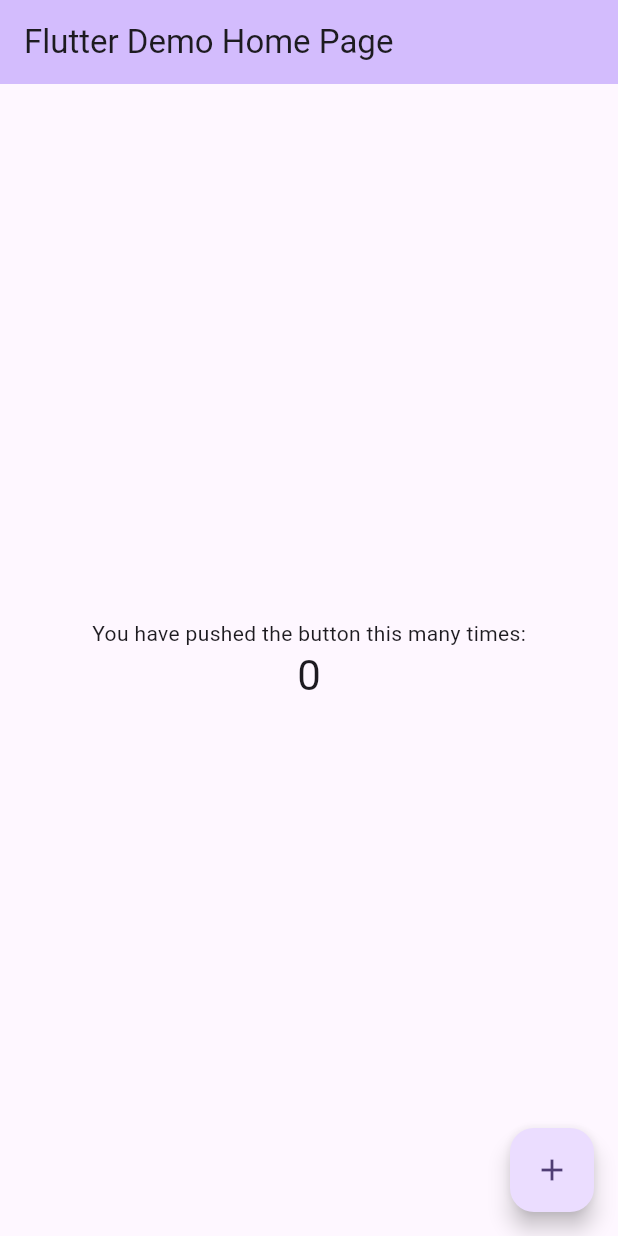
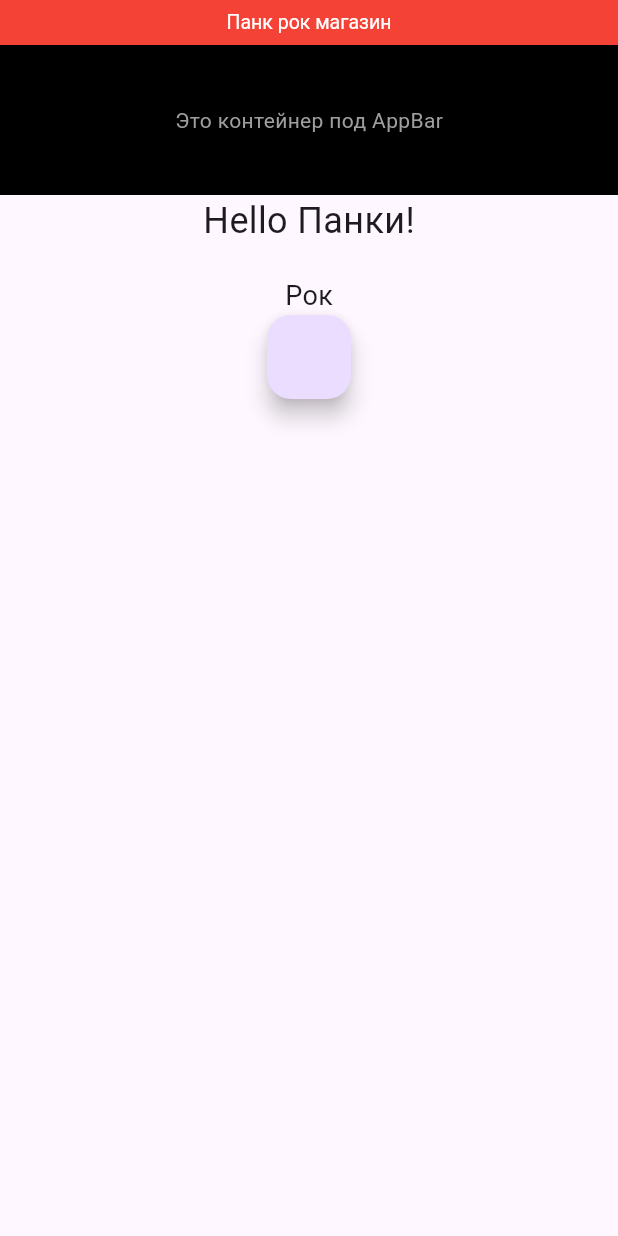
Before and after one commit to Max3602-web/flutter_labs, a Flutter app: the screen it shows after launch, on a phone screen of 412 x 824 dp. Run offline on Flutter 3.47's test engine with Material 3 defaults, Android fonts, the phone set to English and light mode, and no system bars.

Commit message:
Тайтл и под ним

```diff
--- a/lib/main.dart
+++ b/lib/main.dart
@@ -1,122 +1,47 @@
 import 'package:flutter/material.dart';
 
 void main() {
-  runApp(const MyApp());
+  runApp(const MainApp());
 }
 
-class MyApp extends StatelessWidget {
-  const MyApp({super.key});
+class MainApp extends StatelessWidget {
+  const MainApp({super.key});
 
-  // This widget is the root of your application.
   @override
   Widget build(BuildContext context) {
     return MaterialApp(
-      title: 'Flutter Demo',
-      theme: ThemeData(
-        // This is the theme of your application.
-        //
-        // TRY THIS: Try running your application with "flutter run". You'll see
-        // the application has a purple toolbar. Then, without quitting the app,
-        // try changing the seedColor in the colorScheme below to Colors.green
-        // and then invoke "hot reload" (save your changes or press the "hot
-        // reload" button in a Flutter-supported IDE, or press "r" if you used
-        // the command line to start the app).
-        //
-        // Notice that the counter didn't reset back to zero; the application
-        // state is not lost during the reload. To reset the state, use hot
-        // restart instead.
-        //
-        // This works for code too, not just values: Most code changes can be
-        // tested with just a hot reload.
-        colorScheme: ColorScheme.fromSeed(seedColor: Colors.deepPurple),
-      ),
-      home: const MyHomePage(title: 'Flutter Demo Home Page'),
-    );
-  }
-}
+      home: Scaffold(
+        appBar: AppBar(
+          toolbarHeight: 30.0,
+          backgroundColor: Colors.red,
+          centerTitle: true,
+          title: const Text('Панк рок магазин',style: TextStyle(color:Colors.white,fontSize: 13.0,),), // Заголовок
+        ),
+        body:Column(children: [ Container(
+          height: 100, // задайте нужную высоту
+          color: Colors.black, // цвет для наглядности
+          child: Center(
+          child: Text('Это контейнер под AppBar',style: TextStyle(color:Colors.grey,),)))
+        , Column(
+                crossAxisAlignment: CrossAxisAlignment.center,
+                children: const [
+                  Text('Hello Панки!', style: TextStyle(fontSize: 24)),
+                  SizedBox(height: 20),
+                  Text('Рок', style: TextStyle(fontSize: 18)),
+                ],
 
-class MyHomePage extends StatefulWidget {
-  const MyHomePage({super.key, required this.title});
-
-  // This widget is the home page of your application. It is stateful, meaning
-  // that it has a State object (defined below) that contains fields that affect
-  // how it looks.
-
-  // This class is the configuration for the state. It holds the values (in this
-  // case the title) provided by the parent (in this case the App widget) and
-  // used by the build method of the State. Fields in a Widget subclass are
-  // always marked "final".
-
-  final String title;
-
-  @override
-  State<MyHomePage> createState() => _MyHomePageState();
-}
-
-class _MyHomePageState extends State<MyHomePage> {
-  int _counter = 0;
-
-  void _incrementCounter() {
-    setState(() {
-      // This call to setState tells the Flutter framework that something has
-      // changed in this State, which causes it to rerun the build method below
-      // so that the display can reflect the updated values. If we changed
-      // _counter without calling setState(), then the build method would not be
-      // called again, and so nothing would appear to happen.
-      _counter++;
-    });
-  }
-
-  @override
-  Widget build(BuildContext context) {
-    // This method is rerun every time setState is called, for instance as done
-    // by the _incrementCounter method above.
-    //
-    // The Flutter framework has been optimized to make rerunning build methods
-    // fast, so that you can just rebuild anything that needs updating rather
-    // than having to individually change instances of widgets.
-    return Scaffold(
-      appBar: AppBar(
-        // TRY THIS: Try changing the color here to a specific color (to
-        // Colors.amber, perhaps?) and trigger a hot reload to see the AppBar
-        // change color while the other colors stay the same.
-        backgroundColor: Theme.of(context).colorScheme.inversePrimary,
-        // Here we take the value from the MyHomePage object that was created by
-        // the App.build method, and use it to set our appbar title.
-        title: Text(widget.title),
-      ),
-      body: Center(
-        // Center is a layout widget. It takes a single child and positions it
-        // in the middle of the parent.
-        child: Column(
-          // Column is also a layout widget. It takes a list of children and
-          // arranges them vertically. By default, it sizes itself to fit its
-          // children horizontally, and tries to be as tall as its parent.
-          //
-          // Column has various properties to control how it sizes itself and
-          // how it positions its children. Here we use mainAxisAlignment to
-          // center the children vertically; the main axis here is the vertical
-          // axis because Columns are vertical (the cross axis would be
-          // horizontal).
-          //
-          // TRY THIS: Invoke "debug painting" (choose the "Toggle Debug Paint"
-          // action in the IDE, or press "p" in the console), to see the
-          // wireframe for each widget.
-          mainAxisAlignment: MainAxisAlignment.center,
-          children: <Widget>[
-            const Text('You have pushed the button this many times:'),
-            Text(
-              '$_counter',
-              style: Theme.of(context).textTheme.headlineMedium,
+            ),
+            // Центрированная кнопка
+            Center(
+              child: FloatingActionButton(
+                onPressed: () {
+                  // Обработчик
+                },
+              ),
             ),
           ],
         ),
       ),
-      floatingActionButton: FloatingActionButton(
-        onPressed: _incrementCounter,
-        tooltip: 'Increment',
-        child: const Icon(Icons.add),
-      ), // This trailing comma makes auto-formatting nicer for build methods.
     );
   }
 }
```
